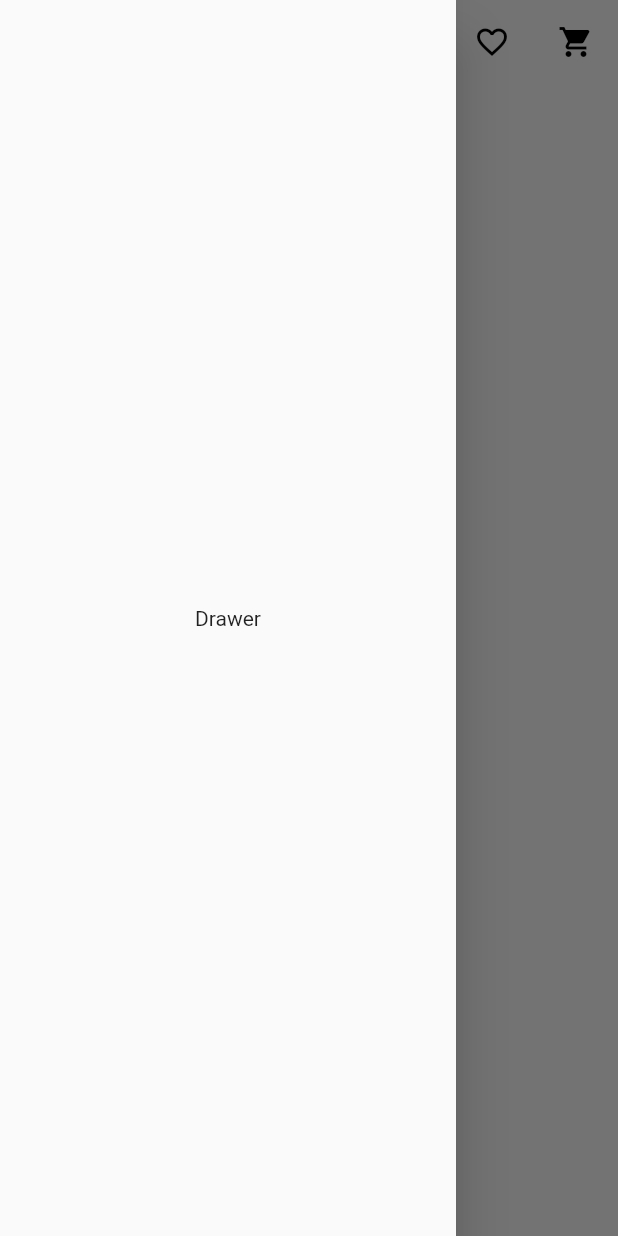
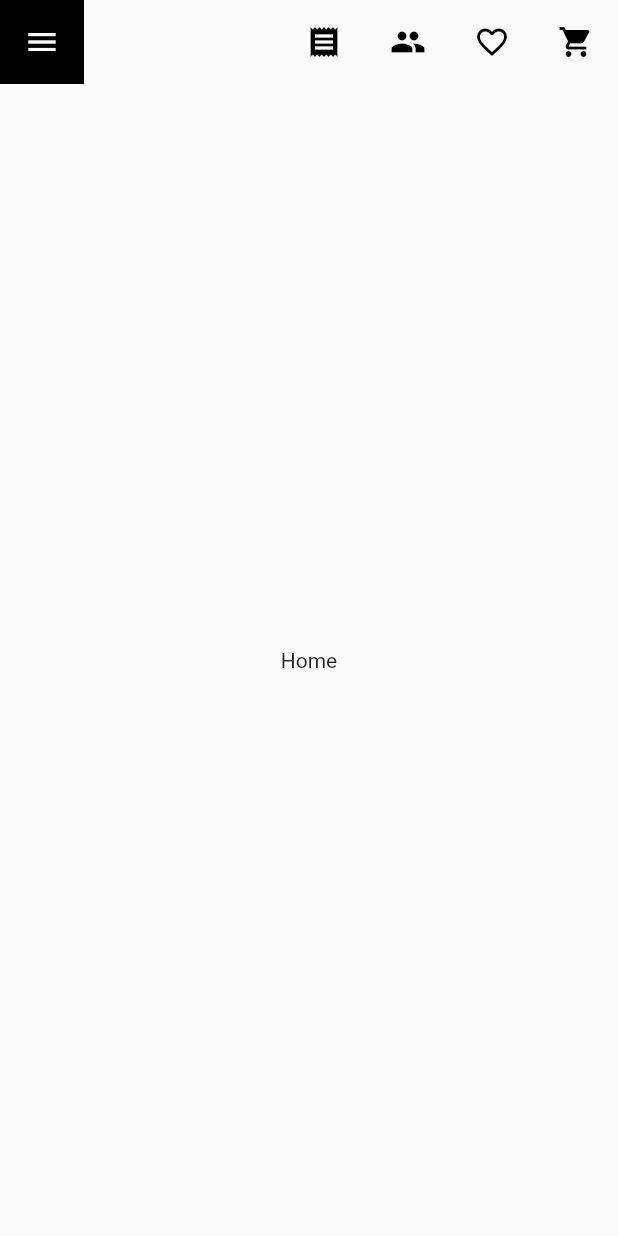
Before and after one commit to lorenzodianni/luxos, a Flutter app: the screen it shows after launch, after a tap on the "menu" icon, after a tap on the "receipt" icon, on a phone screen of 412 x 824 dp. Run offline on Flutter 3.47's test engine with Material 2 defaults, Android fonts, the phone set to English and light mode, and no system bars; our stand-ins replace fluro; statements that could not run were skipped.

Commit message:
feat(application): add router

```diff
--- /dev/null
+++ b/lib/application/application.dart
@@ -0,0 +1,25 @@
+import 'package:fluro/fluro.dart';
+import 'home/home.dart';
+import 'product/product.dart';
+
+export 'home/home.dart';
+export 'product/product.dart';
+
+class Application {
+  static Router router;
+
+  static configureRoutes() {
+    final router = new Router();
+    router.define(
+      HomeView.routerPath,
+      handler: HomeView.routerHandler(),
+      transitionType: TransitionType.native,
+    );
+    router.define(
+      ProductListView.routerPath,
+      handler: ProductListView.routerHandler(),
+      transitionType: TransitionType.native,
+    );
+    Application.router = router;
+  }
+}
--- /dev/null
+++ b/lib/application/home/home.dart
@@ -0,0 +1 @@
+export 'home_view.dart';
--- /dev/null
+++ b/lib/application/home/home_view.dart
@@ -0,0 +1,27 @@
+import 'package:flutter/material.dart';
+import 'package:fluro/fluro.dart';
+import 'package:luxos/shared/shared.dart';
+
+class HomeView extends StatelessWidget {
+  static const routerPath = '/home';
+
+  static routerHandler() {
+    return Handler(handlerFunc: (
+      BuildContext context,
+      Map<String, dynamic> params,
+    ) {
+      return HomeView();
+    });
+  }
+
+  @override
+  Widget build(BuildContext context) {
+    return Scaffold(
+      appBar: LuxAppBar(back: false),
+      drawer: LuxDrawer(),
+      body: Center(
+        child: Text('Home'),
+      ),
+    );
+  }
+}
--- /dev/null
+++ b/lib/application/product/product.dart
@@ -0,0 +1 @@
+export 'product_list_view.dart';
--- /dev/null
+++ b/lib/application/product/product_list_view.dart
@@ -0,0 +1,27 @@
+import 'package:flutter/material.dart';
+import 'package:fluro/fluro.dart';
+import 'package:luxos/shared/shared.dart';
+
+class ProductListView extends StatelessWidget {
+  static const routerPath = '/products';
+
+  static routerHandler() {
+    return Handler(handlerFunc: (
+      BuildContext context,
+      Map<String, dynamic> params,
+    ) {
+      return ProductListView();
+    });
+  }
+
+  @override
+  Widget build(BuildContext context) {
+    return Scaffold(
+      appBar: LuxAppBar(),
+      drawer: LuxDrawer(),
+      body: Center(
+        child: Text('ProductListView'),
+      ),
+    );
+  }
+}
--- a/lib/auth/auth_view.dart
+++ /dev/null
@@ -1,21 +0,0 @@
-import 'package:flutter/material.dart';
-import 'package:luxos/shared/shared.dart';
-
-class AuthView extends StatelessWidget {
-  AuthView({Key key}) : super(key: key);
-
-  @override
-  Widget build(BuildContext context) {
-    return Scaffold(
-      appBar: LuxAppBar(),
-      body: Container(
-        child: Text('Auth View'),
-      ),
-      drawer: Drawer(
-        child: Center(
-          child: const Text('Drawer'),
-        ),
-      ),
-    );
-  }
-}
--- a/lib/main.dart
+++ b/lib/main.dart
@@ -1,9 +1,13 @@
 import 'package:flutter/material.dart';
-import 'package:luxos/auth/auth_view.dart';
+import 'package:luxos/application/application.dart';
 
-void main() => runApp(MyApp());
+void main() => runApp(Luxos());
 
-class MyApp extends StatelessWidget {
+class Luxos extends StatelessWidget {
+  Luxos() {
+    Application.configureRoutes();
+  }
+
   @override
   Widget build(BuildContext context) {
     return MaterialApp(
@@ -16,7 +20,7 @@ class MyApp extends StatelessWidget {
         primarySwatch: Colors.grey,
         accentColor: Colors.yellow,
       ),
-      home: AuthView(),
+      home: HomeView(),
     );
   }
 }
--- a/lib/shared/app_bar.dart
+++ b/lib/shared/app_bar.dart
@@ -1,9 +1,10 @@
 import 'package:flutter/material.dart';
+import 'package:luxos/application/application.dart';
 import 'package:luxos/shared/shared.dart';
 
 class LuxAppBar extends StatelessWidget implements PreferredSizeWidget {
+  final bool back;
 
-  final bool back;
   LuxAppBar({this.back = true});
 
   @override
@@ -25,11 +26,15 @@ class LuxAppBar extends StatelessWidget implements PreferredSizeWidget {
               color: Theme.of(context).primaryColorLight,
               icon: Icons.menu,
             ),
-            back ? LuxButtonSquare(
-              onTap: () {},
-              borderRadius: 56,
-              icon: Icons.arrow_back_ios,
-            ) : Container(),
+            back
+                ? LuxButtonSquare(
+                    onTap: () {
+                      Application.router.pop(context);
+                    },
+                    borderRadius: 56,
+                    icon: Icons.arrow_back_ios,
+                  )
+                : Container(),
             Expanded(child: Container()),
             LuxButtonSquare(
               borderRadius: 56,
--- /dev/null
+++ b/lib/shared/drawer.dart
@@ -0,0 +1,47 @@
+import 'package:flutter/material.dart';
+import 'package:luxos/application/application.dart';
+
+class LuxDrawer extends StatelessWidget {
+  final List<Map<String, dynamic>> menu = [
+    {
+      'text': 'Home',
+      'onTap': (BuildContext context) {
+        Application.router.navigateTo(
+          context,
+          HomeView.routerPath,
+          clearStack: true,
+        );
+      },
+    },
+    {
+      'text': 'Products',
+      'onTap': (BuildContext context) {
+        Application.router.navigateTo(context, ProductListView.routerPath);
+      },
+    }
+  ];
+
+  @override
+  Widget build(BuildContext context) {
+    return Drawer(
+      child: ListView.separated(
+        separatorBuilder: (BuildContext context, int index) {
+          return Divider(
+            color: Colors.grey.shade400,
+            height: 0,
+          );
+        },
+        itemCount: menu.length,
+        itemBuilder: (BuildContext context, int index) {
+          return ListTile(
+            title: Text(menu[index]['text']),
+            onTap: () {
+              Application.router.pop(context);
+              menu[index]['onTap'](context);
+            },
+          );
+        },
+      ),
+    );
+  }
+}
--- a/lib/shared/shared.dart
+++ b/lib/shared/shared.dart
@@ -1,2 +1,3 @@
 export 'button_square.dart';
 export 'app_bar.dart';
+export 'drawer.dart';
--- a/pubspec.yaml
+++ b/pubspec.yaml
@@ -15,6 +15,7 @@ environment:
 dependencies:
   flutter:
     sdk: flutter
+  fluro: "^1.4.0"
 
   # The following adds the Cupertino Icons font to your application.
   # Use with the CupertinoIcons class for iOS style icons.
```
Also changed, not shown: 1 other file.
